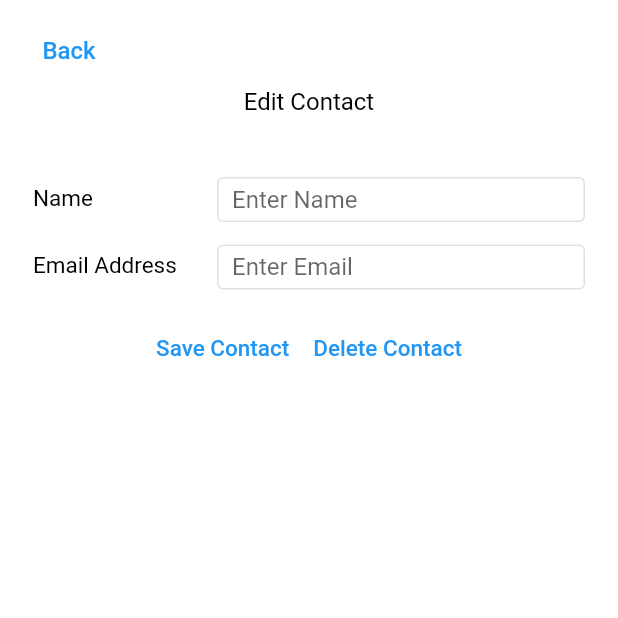
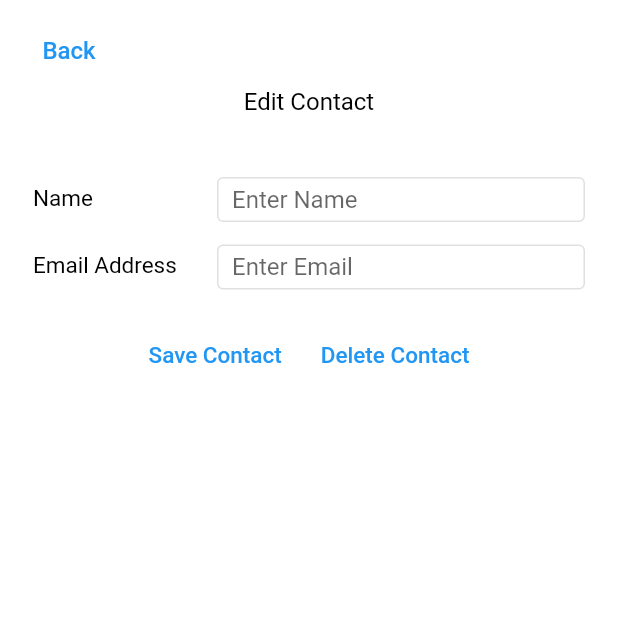
Before and after one commit to SystangoTechnologies/flutter-boilerplate, a Flutter app: the EditContactPage screen opened by its route, on a phone screen of 412 x 824 dp, the top half of it. Run offline on Flutter 3.47's test engine with Material 2 defaults, Android fonts, the phone set to English and light mode, and no system bars; our stand-ins replace sqflite, validators; accounts and stored records are empty.

Commit message:
UI styling fixes

```diff
--- a/lib/ui/edit_contact_page.dart
+++ b/lib/ui/edit_contact_page.dart
@@ -143,7 +143,6 @@ class EditContactPageState extends State<EditContactPage> {
                   ),
                   decoration: InputDecoration(
                     contentPadding: EdgeInsets.symmetric(
-                      vertical: 5.0,
                       horizontal: 10.0
                     ),
                     focusedBorder: OutlineInputBorder(
@@ -209,7 +208,6 @@ class EditContactPageState extends State<EditContactPage> {
                     ),
                     decoration: InputDecoration(
                       contentPadding: EdgeInsets.symmetric(
-                        vertical: 5.0,
                         horizontal: 10.0
                       ),
                       focusedBorder: OutlineInputBorder(
@@ -240,6 +238,7 @@ class EditContactPageState extends State<EditContactPage> {
   Widget saveContactButton(){
     return(
       Container(
+        margin: EdgeInsets.only(top:10, right:10),
         alignment: Alignment.topCenter,
         child: FlatButton(
           color: Colors.transparent,
@@ -247,10 +246,7 @@ class EditContactPageState extends State<EditContactPage> {
           disabledColor: Colors.grey,
           disabledTextColor: Colors.black,
           splashColor: Color.fromARGB(0, 0, 0, 0),
-          padding: EdgeInsets.symmetric(
-            horizontal: 8.0,
-            vertical: 20.0
-          ),
+          padding: EdgeInsets.all(8.0),
           onPressed: () {
             final updatedContact = Contact(
               id: widget.id,
@@ -306,6 +302,7 @@ class EditContactPageState extends State<EditContactPage> {
   Widget deleteContactButton(){
     return(
       Container(
+        margin: EdgeInsets.only(top:10),
         alignment: Alignment.topCenter,
         child: FlatButton(
           color: Colors.transparent,
@@ -313,10 +310,7 @@ class EditContactPageState extends State<EditContactPage> {
           disabledColor: Colors.grey,
           disabledTextColor: Colors.black,
           splashColor: Color.fromARGB(0, 0, 0, 0),
-          padding: EdgeInsets.symmetric(
-            horizontal: 8.0,
-            vertical: 20.0
-          ),
+          padding: EdgeInsets.all(8.0),
           onPressed: () {
             if (!widget.id.isNaN) {
               /*
```
Also changed, not shown: lib/ui/add_contact_page.dart (+2 -5 lines).
